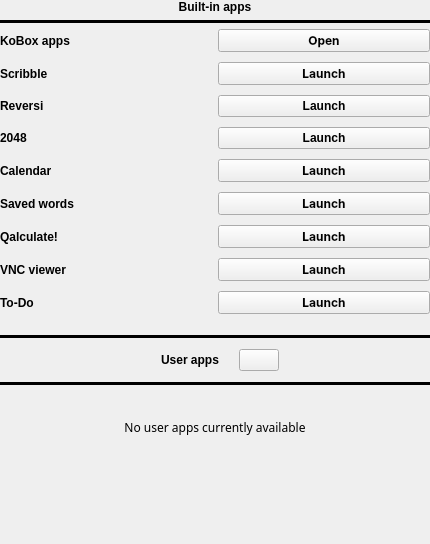
Above: src/apps/apps.ui from Quill-OS/quill before the change. Below: the same form after it.
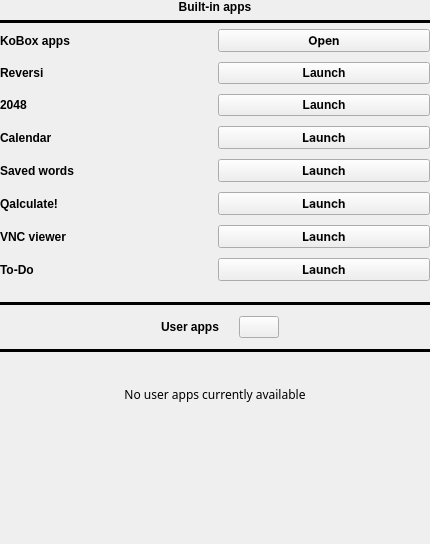
That is the form after the change.

Commit message:
Delete `scribble` app
It has been superseded by https://github.com/Kobo-InkBox/user-applications/raw/main/download/Sketch.zip

What changed in the file:
```diff
--- a/src/apps/apps.ui
+++ b/src/apps/apps.ui
@@ -123,11 +123,22 @@
              <property name="verticalSpacing">
               <number>10</number>
              </property>
-             <item row="4" column="1">
-              <widget class="QPushButton" name="calendarLaunchBtn">
+             <item row="0" column="0">
+              <widget class="QLabel" name="label_5">
                <property name="font">
                 <font>
-                 <family>Inter</family>
+                 <bold>true</bold>
+                </font>
+               </property>
+               <property name="text">
+                <string>KoBox apps</string>
+               </property>
+              </widget>
+             </item>
+             <item row="2" column="1">
+              <widget class="QPushButton" name="g2048LaunchBtn">
+               <property name="font">
+                <font>
                  <bold>true</bold>
                 </font>
                </property>
@@ -136,33 +147,19 @@
                </property>
               </widget>
              </item>
+             <item row="1" column="0">
+              <widget class="QLabel" name="reversiLabel">
+               <property name="font">
+                <font>
+                 <bold>true</bold>
+                </font>
+               </property>
+               <property name="text">
+                <string>Reversi</string>
+               </property>
+              </widget>
+             </item>
              <item row="6" column="1">
-              <widget class="QPushButton" name="calculatorLaunchBtn">
-               <property name="font">
-                <font>
-                 <family>Inter</family>
-                 <bold>true</bold>
-                </font>
-               </property>
-               <property name="text">
-                <string>Launch</string>
-               </property>
-              </widget>
-             </item>
-             <item row="0" column="1">
-              <widget class="QPushButton" name="koboxAppsOpenButton">
-               <property name="font">
-                <font>
-                 <family>Inter</family>
-                 <bold>true</bold>
-                </font>
-               </property>
-               <property name="text">
-                <string>Open</string>
-               </property>
-              </widget>
-             </item>
-             <item row="7" column="1">
               <widget class="QPushButton" name="vncLaunchBtn">
                <property name="font">
                 <font>
@@ -176,18 +173,6 @@
               </widget>
              </item>
              <item row="2" column="0">
-              <widget class="QLabel" name="reversiLabel">
-               <property name="font">
-                <font>
-                 <bold>true</bold>
-                </font>
-               </property>
-               <property name="text">
-                <string>Reversi</string>
-               </property>
-              </widget>
-             </item>
-             <item row="3" column="0">
               <widget class="QLabel" name="g2048Label">
                <property name="font">
                 <font>
@@ -199,45 +184,7 @@
                </property>
               </widget>
              </item>
-             <item row="5" column="1">
-              <widget class="QPushButton" name="savedWordsLaunchBtn">
-               <property name="font">
-                <font>
-                 <family>Inter</family>
-                 <bold>true</bold>
-                </font>
-               </property>
-               <property name="text">
-                <string>Launch</string>
-               </property>
-              </widget>
-             </item>
-             <item row="6" column="0">
-              <widget class="QLabel" name="label_4">
-               <property name="font">
-                <font>
-                 <bold>true</bold>
-                </font>
-               </property>
-               <property name="text">
-                <string>Qalculate!</string>
-               </property>
-              </widget>
-             </item>
-             <item row="8" column="1">
-              <widget class="QPushButton" name="todoLaunchBtn">
-               <property name="font">
-                <font>
-                 <family>Inter</family>
-                 <bold>true</bold>
-                </font>
-               </property>
-               <property name="text">
-                <string>Launch</string>
-               </property>
-              </widget>
-             </item>
-             <item row="4" column="0">
+             <item row="3" column="0">
               <widget class="QLabel" name="calendarLabel">
                <property name="font">
                 <font>
@@ -249,19 +196,7 @@
                </property>
               </widget>
              </item>
-             <item row="0" column="0">
-              <widget class="QLabel" name="label_5">
-               <property name="font">
-                <font>
-                 <bold>true</bold>
-                </font>
-               </property>
-               <property name="text">
-                <string>KoBox apps</string>
-               </property>
-              </widget>
-             </item>
-             <item row="2" column="1">
+             <item row="1" column="1">
               <widget class="QPushButton" name="reversiLaunchBtn">
                <property name="font">
                 <font>
@@ -273,22 +208,24 @@
                </property>
               </widget>
              </item>
-             <item row="1" column="0">
-              <widget class="QLabel" name="scribbleLabel">
+             <item row="4" column="1">
+              <widget class="QPushButton" name="savedWordsLaunchBtn">
                <property name="font">
                 <font>
+                 <family>Inter</family>
                  <bold>true</bold>
                 </font>
                </property>
                <property name="text">
-                <string>Scribble</string>
+                <string>Launch</string>
                </property>
               </widget>
              </item>
-             <item row="3" column="1">
-              <widget class="QPushButton" name="g2048LaunchBtn">
+             <item row="7" column="1">
+              <widget class="QPushButton" name="todoLaunchBtn">
                <property name="font">
                 <font>
+                 <family>Inter</family>
                  <bold>true</bold>
                 </font>
                </property>
@@ -297,19 +234,7 @@
                </property>
               </widget>
              </item>
-             <item row="7" column="0">
-              <widget class="QLabel" name="vncViewerLabel">
-               <property name="font">
-                <font>
-                 <bold>true</bold>
-                </font>
-               </property>
-               <property name="text">
-                <string>VNC viewer</string>
-               </property>
-              </widget>
-             </item>
-             <item row="5" column="0">
+             <item row="4" column="0">
               <widget class="QLabel" name="label_3">
                <property name="font">
                 <font>
@@ -321,21 +246,7 @@
                </property>
               </widget>
              </item>
-             <item row="1" column="1">
-              <widget class="QPushButton" name="scribbleLaunchBtn">
-               <property name="font">
-                <font>
-                 <family>Inter</family>
-                 <italic>false</italic>
-                 <bold>true</bold>
-                </font>
-               </property>
-               <property name="text">
-                <string>Launch</string>
-               </property>
-              </widget>
-             </item>
-             <item row="8" column="0">
+             <item row="7" column="0">
               <widget class="QLabel" name="todoLabel">
                <property name="font">
                 <font>
@@ -347,6 +258,69 @@
                </property>
               </widget>
              </item>
+             <item row="6" column="0">
+              <widget class="QLabel" name="vncViewerLabel">
+               <property name="font">
+                <font>
+                 <bold>true</bold>
+                </font>
+               </property>
+               <property name="text">
+                <string>VNC viewer</string>
+               </property>
+              </widget>
+             </item>
+             <item row="5" column="1">
+              <widget class="QPushButton" name="calculatorLaunchBtn">
+               <property name="font">
+                <font>
+                 <family>Inter</family>
+                 <bold>true</bold>
+                </font>
+               </property>
+               <property name="text">
+                <string>Launch</string>
+               </property>
+              </widget>
+             </item>
+             <item row="0" column="1">
+              <widget class="QPushButton" name="koboxAppsOpenButton">
+               <property name="font">
+                <font>
+                 <family>Inter</family>
+                 <bold>true</bold>
+                </font>
+               </property>
+               <property name="text">
+                <string>Open</string>
+               </property>
+              </widget>
+             </item>
+             <item row="5" column="0">
+              <widget class="QLabel" name="label_4">
+               <property name="font">
+                <font>
+                 <bold>true</bold>
+                </font>
+               </property>
+               <property name="text">
+                <string>Qalculate!</string>
+               </property>
+              </widget>
+             </item>
+             <item row="3" column="1">
+              <widget class="QPushButton" name="calendarLaunchBtn">
+               <property name="font">
+                <font>
+                 <family>Inter</family>
+                 <bold>true</bold>
+                </font>
+               </property>
+               <property name="text">
+                <string>Launch</string>
+               </property>
+              </widget>
+             </item>
             </layout>
            </item>
           </layout>
```
The commit also changes 3 other files.
